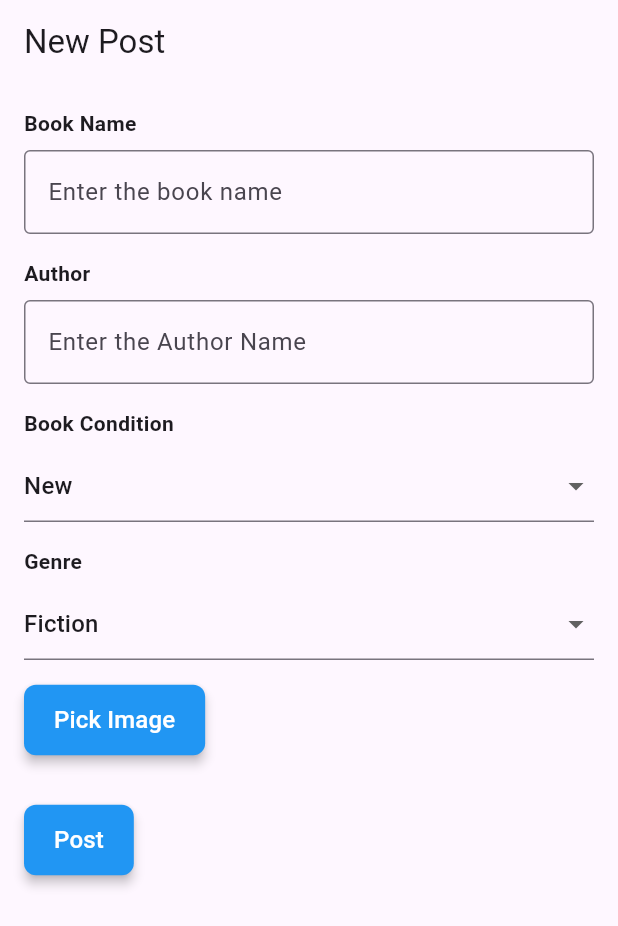
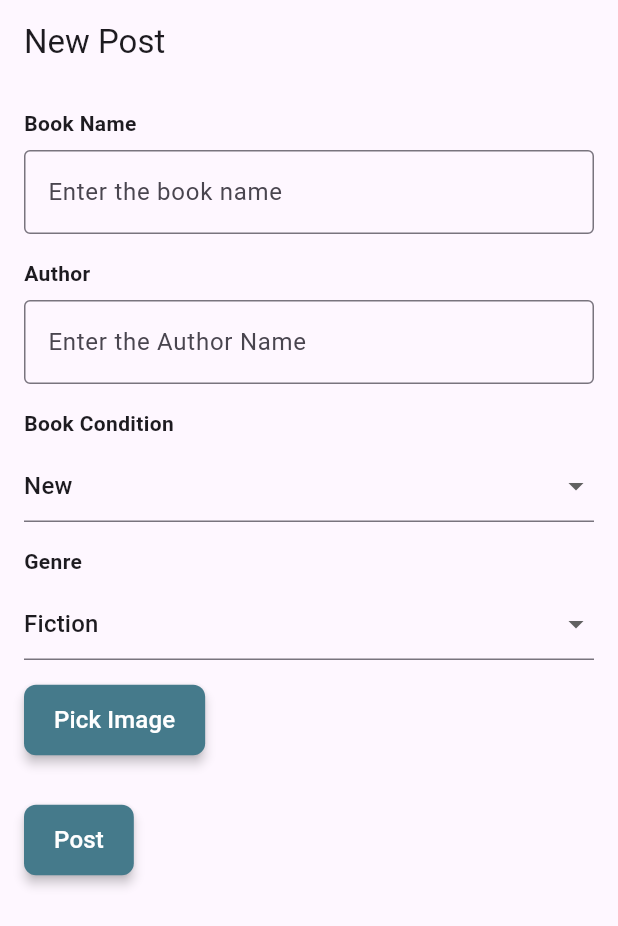
Before and after one commit to haisemishere/LitXChange, a Flutter app: the AddPage screen opened directly, on a phone screen of 412 x 824 dp. Shown: the top 926 px of the screen. Run offline on Flutter 3.47's test engine with Material 3 defaults, Android fonts, the phone set to English and light mode, and no system bars; our stand-ins replace cloud_firestore, firebase_auth, firebase_core, firebase_storage, image_picker; accounts and stored records are empty.

Commit message:
button color change

```diff
--- a/litxchange/lib/screens/add.dart
+++ b/litxchange/lib/screens/add.dart
@@ -186,7 +186,7 @@ class _AddPageState extends State<AddPage> {
               ElevatedButton(
                 onPressed: _getImage,
                 style: ElevatedButton.styleFrom(
-                  foregroundColor: Colors.white, backgroundColor: Colors.blue, // Text color
+                  foregroundColor: Colors.white, backgroundColor: Color(0xFF457a8b), // Text color
                   padding: EdgeInsets.symmetric(horizontal: 20, vertical: 12), // Button padding
                   shape: RoundedRectangleBorder(
                     borderRadius: BorderRadius.circular(8), // Button border radius
@@ -218,7 +218,7 @@ class _AddPageState extends State<AddPage> {
                   _savePost();
                 },
                 style: ElevatedButton.styleFrom(
-                  foregroundColor: Colors.white, backgroundColor: Colors.blue, // Text color
+                  foregroundColor: Colors.white, backgroundColor: Color(0xFF457a8b), // Text color
                   padding: EdgeInsets.symmetric(horizontal: 20, vertical: 12), // Button padding
                   shape: RoundedRectangleBorder(
                     borderRadius: BorderRadius.circular(8), // Button border radius
--- a/litxchange/lib/screens/createuserprofile.dart
+++ b/litxchange/lib/screens/createuserprofile.dart
@@ -162,7 +162,7 @@ class _ProfileCreationPageState extends State<ProfileCreationPage> {
                 onPressed: _getImage,
                 style: ElevatedButton.styleFrom(
                   foregroundColor: Colors.white,
-                  backgroundColor: Colors.blue, // Text color
+                  backgroundColor: Color(0xFF457a8b), // Text color
                   padding: EdgeInsets.symmetric(horizontal: 20, vertical: 12), // Button padding
                   shape: RoundedRectangleBorder(
                     borderRadius: BorderRadius.circular(8), // Button border radius
@@ -181,7 +181,7 @@ class _ProfileCreationPageState extends State<ProfileCreationPage> {
                 onPressed: _submitProfile,
                 style: ElevatedButton.styleFrom(
                   foregroundColor: Colors.white,
-                  backgroundColor: Colors.blue, // Text color
+                  backgroundColor: Color(0xFF457a8b), // Text color
                   padding: EdgeInsets.symmetric(horizontal: 20, vertical: 12), // Button padding
                   shape: RoundedRectangleBorder(
                     borderRadius: BorderRadius.circular(8), // Button border radius
--- a/litxchange/lib/screens/profile.dart
+++ b/litxchange/lib/screens/profile.dart
@@ -445,7 +445,7 @@ class _EditProfilePageState extends State<EditProfilePage> {
               },
               style: ElevatedButton.styleFrom(
                 foregroundColor: Colors.white,
-                backgroundColor: Colors.blue, // Text color
+                backgroundColor: Color(0xFF457a8b), // Text color
                 padding: EdgeInsets.symmetric(horizontal: 20, vertical: 12), // Button padding
                 shape: RoundedRectangleBorder(
                   borderRadius: BorderRadius.circular(8), // Button border radius
--- a/litxchange/lib/screens/search.dart
+++ b/litxchange/lib/screens/search.dart
@@ -99,7 +99,7 @@ class _SearchPageState extends State<SearchPage> {
                   onPressed: _performSearch,
                   style: ElevatedButton.styleFrom(
                     foregroundColor: Colors.white,
-                    backgroundColor: Colors.blue,
+                    backgroundColor: Color(0xFF457a8b),
                     padding: EdgeInsets.symmetric(horizontal: 20, vertical: 12),
                     shape: RoundedRectangleBorder(
                       borderRadius: BorderRadius.circular(8),
```
